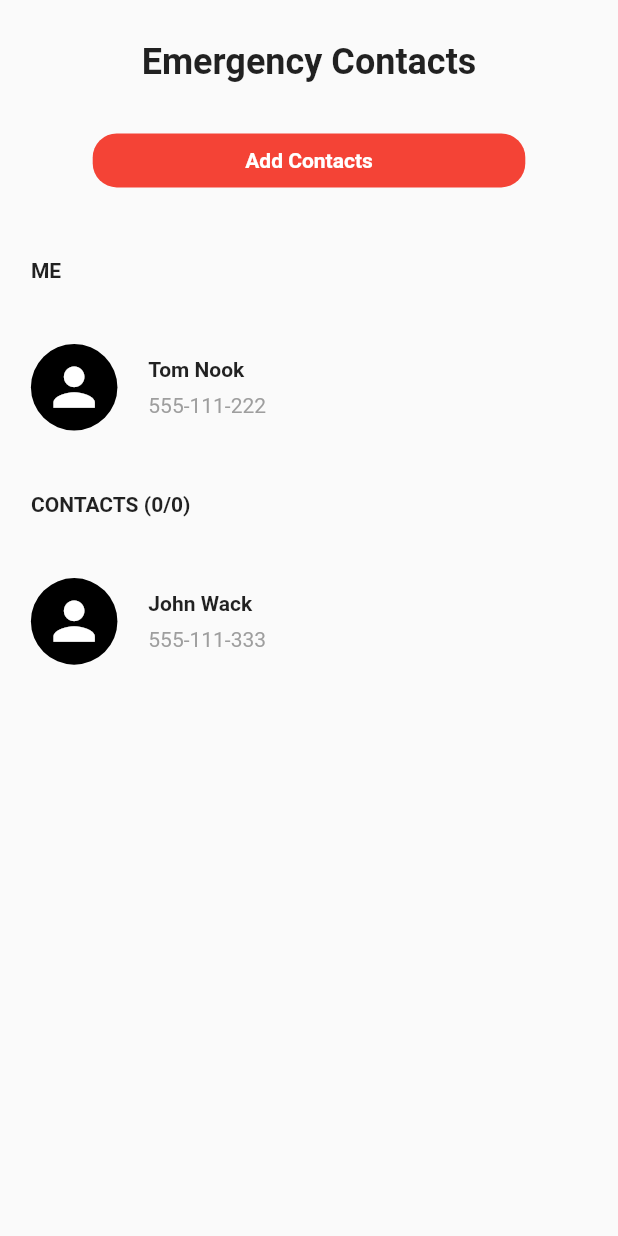
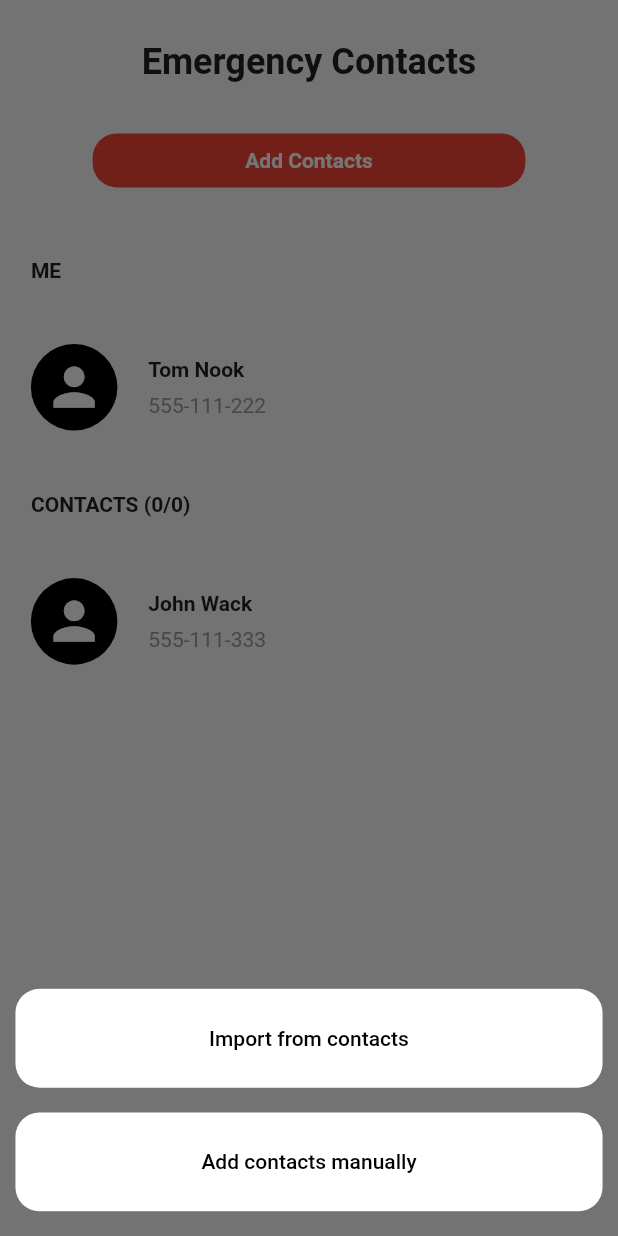
Before and after one commit to safirahrsh/app_sos_git, a Flutter app: the Contacts screen opened directly, after a tap on "Add Contacts", on a phone screen of 412 x 824 dp. Run offline on Flutter 3.47's test engine with Material 2 defaults, Android fonts, the phone set to English and light mode, and no system bars.

Commit message:
add bottom sheet on contacts

```diff
--- a/lib/Contacts.dart
+++ b/lib/Contacts.dart
@@ -31,7 +31,71 @@ class _ContactsState extends State<Contacts> {
             SizedBox(
               width: queryData.size.width * 70 / 100,
               child: TextButton(
-                onPressed: () {},
+                onPressed: () {
+                  showModalBottomSheet(
+                      backgroundColor: Colors.transparent,
+                      context: context,
+                      builder: (context) {
+                        return Container(
+                          height: queryData.size.height * 25 / 100,
+                          child: Column(
+                            mainAxisAlignment: MainAxisAlignment.end,
+                            children: [
+                              Padding(
+                                padding: EdgeInsets.only(
+                                    bottom: queryData.size.height * 2 / 100),
+                                child: SizedBox(
+                                  height: queryData.size.height * 8 / 100,
+                                  width: queryData.size.width * 95 / 100,
+                                  child: TextButton(
+                                    child: Text(
+                                      'Import from contacts',
+                                      style: TextStyle(color: Colors.black),
+                                    ),
+                                    style: ButtonStyle(
+                                        backgroundColor:
+                                            MaterialStateProperty.all<Color>(
+                                                Colors.white),
+                                        shape: MaterialStateProperty.all<
+                                                RoundedRectangleBorder>(
+                                            RoundedRectangleBorder(
+                                          borderRadius:
+                                              BorderRadius.circular(16.0),
+                                        ))),
+                                    onPressed: () {},
+                                  ),
+                                ),
+                              ),
+                              Padding(
+                                padding: EdgeInsets.only(
+                                    bottom: queryData.size.height * 2 / 100),
+                                child: SizedBox(
+                                  height: queryData.size.height * 8 / 100,
+                                  width: queryData.size.width * 95 / 100,
+                                  child: TextButton(
+                                    child: Text(
+                                      'Add contacts manually',
+                                      style: TextStyle(color: Colors.black),
+                                    ),
+                                    style: ButtonStyle(
+                                        backgroundColor:
+                                            MaterialStateProperty.all<Color>(
+                                                Colors.white),
+                                        shape: MaterialStateProperty.all<
+                                                RoundedRectangleBorder>(
+                                            RoundedRectangleBorder(
+                                          borderRadius:
+                                              BorderRadius.circular(16.0),
+                                        ))),
+                                    onPressed: () {},
+                                  ),
+                                ),
+                              )
+                            ],
+                          ),
+                        );
+                      });
+                },
                 style: ButtonStyle(
                     backgroundColor:
                         MaterialStateProperty.all<Color>(Colors.red),
--- a/pubspec.yaml
+++ b/pubspec.yaml
@@ -28,6 +28,9 @@ dependencies:
   # The following adds the Cupertino Icons font to your application.
   # Use with the CupertinoIcons class for iOS style icons.
   cupertino_icons: ^1.0.0
+
+  # Store & load data
+  shared_preferences: ^2.0.5
 
 dev_dependencies:
   flutter_test:
```
Also changed, not shown: pubspec.lock.
